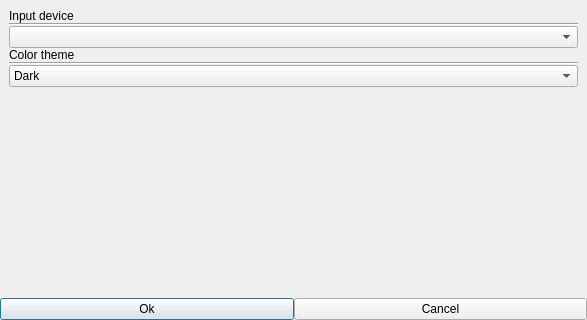
The window that source/asettingsdialog.ui (BasovMaxim/SpectrumAnalyser) describes before a commit, drawn with Qt 5.
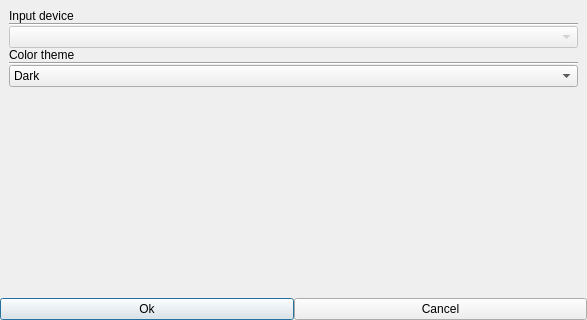
The same window after the commit.

Diff of the .ui file:
```diff
--- a/source/asettingsdialog.ui
+++ b/source/asettingsdialog.ui
@@ -10,12 +10,6 @@
     <height>320</height>
    </rect>
   </property>
-  <property name="maximumSize">
-   <size>
-    <width>16777215</width>
-    <height>320</height>
-   </size>
-  </property>
   <property name="windowTitle">
    <string>Dialog</string>
   </property>
@@ -68,7 +62,11 @@
       </widget>
      </item>
      <item>
-      <widget class="QComboBox" name="deviceComboBox"/>
+      <widget class="QComboBox" name="deviceComboBox">
+       <property name="enabled">
+        <bool>false</bool>
+       </property>
+      </widget>
      </item>
      <item>
       <layout class="QVBoxLayout" name="formatLayer">
```
